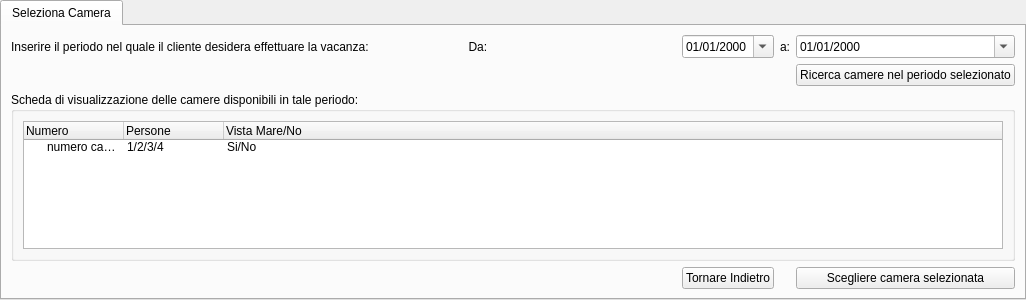
mdoraz/Hotel, file ui/Receptionist/GestireLaVacanza/SelezionaCamera.ui: the form before one commit.
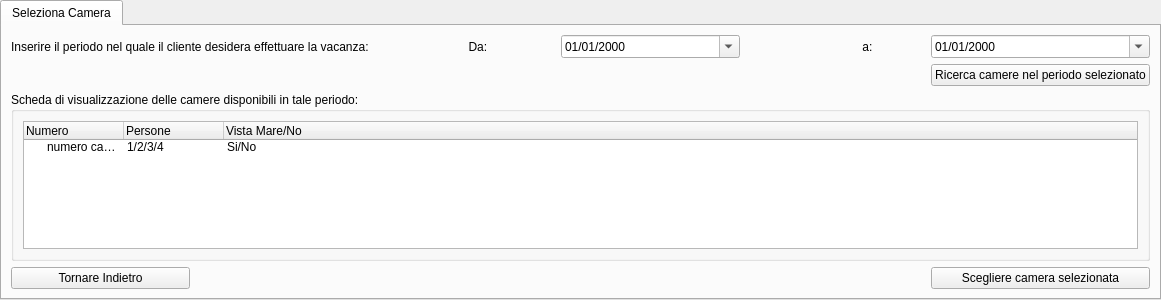
The form after the commit.

Commit message: Completato scheletro HomeGestioneVacanza inserendo tutti i file .ui e collegandoli tra loro + modifiche bottoni vari file .ui + collegata tutta la gestione vacanza al bottone della homeReceptionist

Patch:
```diff
--- a/ui/Receptionist/GestireLaVacanza/SelezionaCamera.ui
+++ b/ui/Receptionist/GestireLaVacanza/SelezionaCamera.ui
@@ -6,7 +6,7 @@
    <rect>
     <x>0</x>
     <y>0</y>
-    <width>1026</width>
+    <width>1161</width>
     <height>300</height>
    </rect>
   </property>
@@ -18,7 +18,31 @@
     <string>Seleziona Camera</string>
    </attribute>
    <layout class="QGridLayout" name="gridLayout">
-    <item row="0" column="2">
+    <item row="1" column="5">
+     <widget class="QPushButton" name="btnRicercaCamerePeriodoSelezionato">
+      <property name="text">
+       <string>Ricerca camere nel periodo selezionato</string>
+      </property>
+     </widget>
+    </item>
+    <item row="0" column="4">
+     <widget class="QLabel" name="labelInserirePeriodoSvolgereVacanzaA">
+      <property name="text">
+       <string>                                   a:</string>
+      </property>
+     </widget>
+    </item>
+    <item row="0" column="5">
+     <widget class="QDateEdit" name="dateeditInserirePeriodoSvolgereVacanzaA">
+      <property name="displayFormat">
+       <string>dd/MM/yyyy</string>
+      </property>
+      <property name="calendarPopup">
+       <bool>true</bool>
+      </property>
+     </widget>
+    </item>
+    <item row="0" column="3">
      <widget class="QDateEdit" name="dateeditInserirePeriodoSvolgereVacanzaDa">
       <property name="displayFormat">
        <string>dd/MM/yyyy</string>
@@ -28,7 +52,21 @@
       </property>
      </widget>
     </item>
-    <item row="2" column="0" colspan="5">
+    <item row="3" column="5">
+     <widget class="QPushButton" name="btnScegliereCameraSelezionata">
+      <property name="text">
+       <string>Scegliere camera selezionata</string>
+      </property>
+     </widget>
+    </item>
+    <item row="3" column="0">
+     <widget class="QPushButton" name="btnTornareIndietro">
+      <property name="text">
+       <string>Tornare Indietro</string>
+      </property>
+     </widget>
+    </item>
+    <item row="2" column="0" colspan="6">
      <widget class="QGroupBox" name="groupboxSchedaVisualizzazioneCamereDisponibiliPeriodoSelezionato">
       <property name="title">
        <string>Scheda di visualizzazione delle camere disponibili in tale periodo:</string>
@@ -67,31 +105,14 @@
       </layout>
      </widget>
     </item>
-    <item row="0" column="0" colspan="2">
+    <item row="0" column="0" colspan="3">
      <widget class="QLabel" name="labelInserirePeriodoSvolgereVacanzaDa">
       <property name="text">
        <string>Inserire il periodo nel quale il cliente desidera effettuare la vacanza:                              Da:</string>
       </property>
      </widget>
     </item>
-    <item row="0" column="3">
-     <widget class="QLabel" name="labelInserirePeriodoSvolgereVacanzaA">
-      <property name="text">
-       <string>a:</string>
-      </property>
-     </widget>
-    </item>
-    <item row="0" column="4">
-     <widget class="QDateEdit" name="dateeditInserirePeriodoSvolgereVacanzaA">
-      <property name="displayFormat">
-       <string>dd/MM/yyyy</string>
-      </property>
-      <property name="calendarPopup">
-       <bool>true</bool>
-      </property>
-     </widget>
-    </item>
-    <item row="3" column="0">
+    <item row="3" column="1" colspan="4">
      <spacer name="horizontalSpacer_2">
       <property name="orientation">
        <enum>Qt::Horizontal</enum>
@@ -104,28 +125,7 @@
       </property>
      </spacer>
     </item>
-    <item row="3" column="4">
-     <widget class="QPushButton" name="btnScegliereCameraSelezionata">
-      <property name="text">
-       <string>Scegliere camera selezionata</string>
-      </property>
-     </widget>
-    </item>
-    <item row="3" column="2">
-     <widget class="QPushButton" name="btnTornareIndietro">
-      <property name="text">
-       <string>Tornare Indietro</string>
-      </property>
-     </widget>
-    </item>
-    <item row="1" column="4">
-     <widget class="QPushButton" name="btnRicercaCamerePeriodoSelezionato">
-      <property name="text">
-       <string>Ricerca camere nel periodo selezionato</string>
-      </property>
-     </widget>
-    </item>
-    <item row="1" column="0" colspan="3">
+    <item row="1" column="0" colspan="5">
      <spacer name="horizontalSpacer">
       <property name="orientation">
        <enum>Qt::Horizontal</enum>
```
The commit also changes 18 other files.
